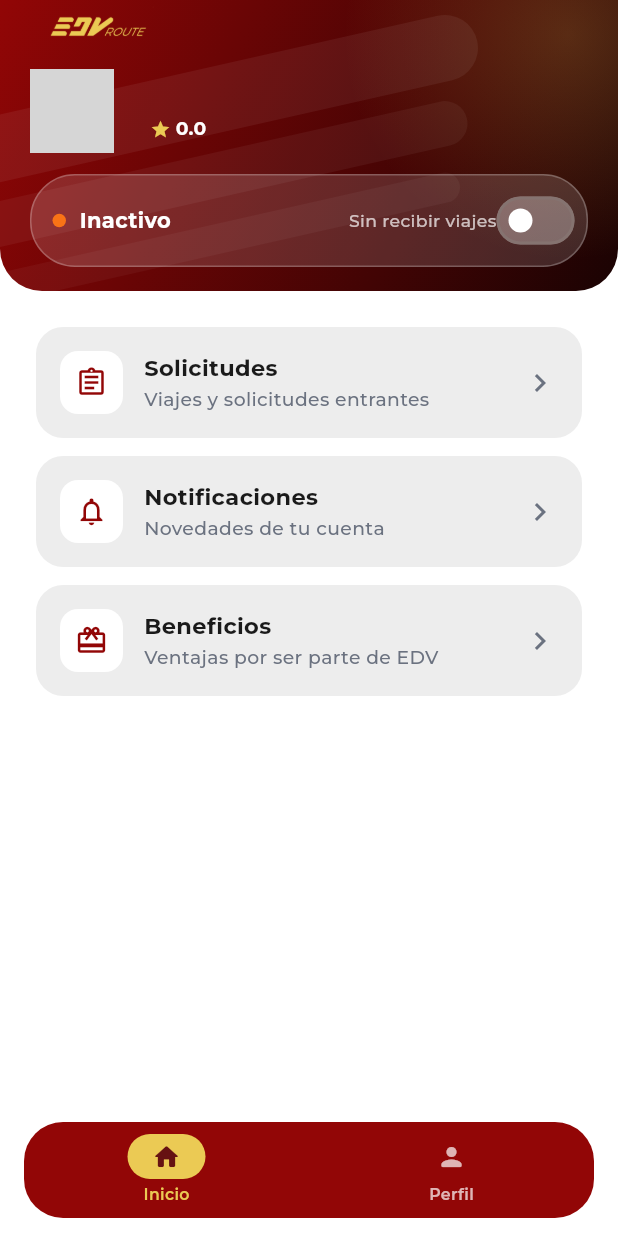
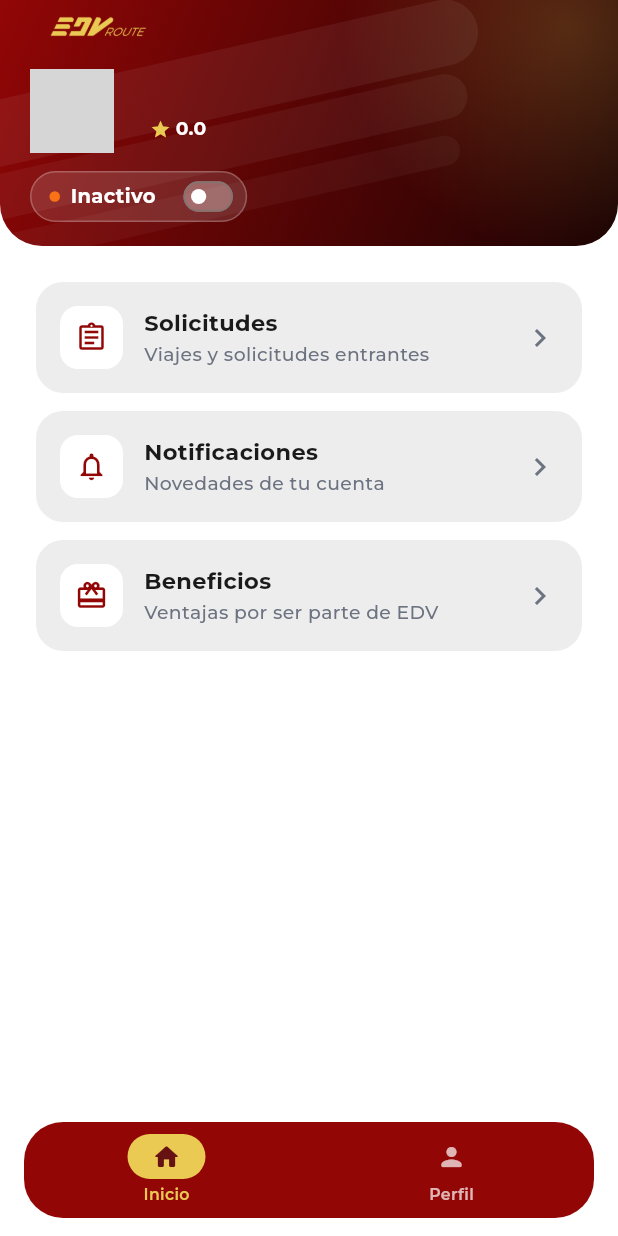
Before and after one commit to edv-route/edv-route-app, a Flutter app: the DriverShell screen opened directly with empty values, on a phone screen of 412 x 824 dp. Run offline on Flutter 3.47's test engine with Material 3 defaults, Android fonts, the phone set to English and light mode, and no system bars; our stand-ins replace file_picker, flutter_secure_storage, image_picker; accounts and stored records are empty; network calls fail; project files that could hold a hidden picture were left out; grey boxes are pictures that could not be loaded.

Commit message:
style(app): el estado, discreto
Ocupaba una banda de ancho completo dentro del header, que lo hacía leerse como
el elemento principal de la pantalla, y el texto quedaba pegado al interruptor.

Ahora es una pastilla que se ajusta a su contenido, alineada a la izquierda, con
el interruptor más pequeño y una separación real entre la palabra y el control.
Se quita el texto secundario: con el punto de color y "Activo"/"Inactivo" basta.

Co-Authored-By: Claude Opus 5 <noreply@anthropic.com>

```diff
--- a/lib/shared/widgets/driver_header.dart
+++ b/lib/shared/widgets/driver_header.dart
@@ -53,7 +53,7 @@ class DriverHeader extends StatelessWidget {
             _logoRow(),
             const SizedBox(height: 14),
             _identityRow(),
-            const SizedBox(height: 14),
+            const SizedBox(height: 12),
             _dutyStrip(),
           ],
         ),
@@ -184,57 +184,64 @@ class DriverHeader extends StatelessWidget {
     );
   }
 
-  /// The duty switch, named in words. A coloured dot alone was ambiguous: the
-  /// driver could not tell whether green meant "you are active" or "tap to
-  /// activate".
+  /// The duty switch. Deliberately SMALL: it is a state indicator he glances at,
+  /// not the point of the screen. It hugs its content instead of spanning the
+  /// header (a full-width band read as the main element), and the label keeps a
+  /// real gap from the switch so they do not look stuck together.
   Widget _dutyStrip() {
     final label = available ? 'Activo' : 'Inactivo';
     final dot = available ? const Color(0xFF22C55E) : const Color(0xFFF97316);
-    return Container(
-      padding: const EdgeInsets.fromLTRB(14, 6, 8, 6),
+    return Align(
+      alignment: Alignment.centerLeft,
+      child: Container(
+        padding: const EdgeInsets.fromLTRB(12, 2, 6, 2),
         decoration: BoxDecoration(
-        color: Colors.white.withValues(alpha: 0.14),
+          color: Colors.white.withValues(alpha: 0.12),
           borderRadius: BorderRadius.circular(30),
           border: Border.all(color: Colors.white24),
         ),
         child: Row(
+          mainAxisSize: MainAxisSize.min,
           children: [
-          Container(width: 9, height: 9, decoration: BoxDecoration(color: dot, shape: BoxShape.circle)),
-          const SizedBox(width: 9),
-          Expanded(
-            child: Text(
+            Container(
+              width: 7,
+              height: 7,
+              decoration: BoxDecoration(color: dot, shape: BoxShape.circle),
+            ),
+            const SizedBox(width: 7),
+            Text(
               label,
               style: const TextStyle(
                 color: Colors.white,
-                fontSize: 14,
-                fontWeight: FontWeight.w800,
+                fontSize: 13,
+                fontWeight: FontWeight.w700,
               ),
             ),
-          ),
-          Text(
-            available ? 'Recibiendo viajes' : 'Sin recibir viajes',
-            style: const TextStyle(color: Colors.white70, fontSize: 11.5),
-          ),
+            const SizedBox(width: 16),
             SizedBox(
-            width: 52,
+              height: 28,
+              width: 38,
+              child: FittedBox(
+                fit: BoxFit.contain,
                 child: savingAvailability
-                ? const Center(
-                    child: SizedBox(
-                      height: 18,
-                      width: 18,
+                    ? const SizedBox(
+                        height: 22,
+                        width: 22,
                         child: CircularProgressIndicator(strokeWidth: 2, color: Colors.white),
-                    ),
                       )
                     : Switch(
                         value: available,
                         onChanged: onAvailabilityChanged,
+                        materialTapTargetSize: MaterialTapTargetSize.shrinkWrap,
                         activeThumbColor: Colors.white,
                         activeTrackColor: const Color(0xFF16A34A),
                         inactiveThumbColor: Colors.white,
                         inactiveTrackColor: Colors.white30,
                       ),
               ),
+            ),
           ],
+        ),
       ),
     );
   }
```
Lines whose indentation alone changed are shown as unchanged.
